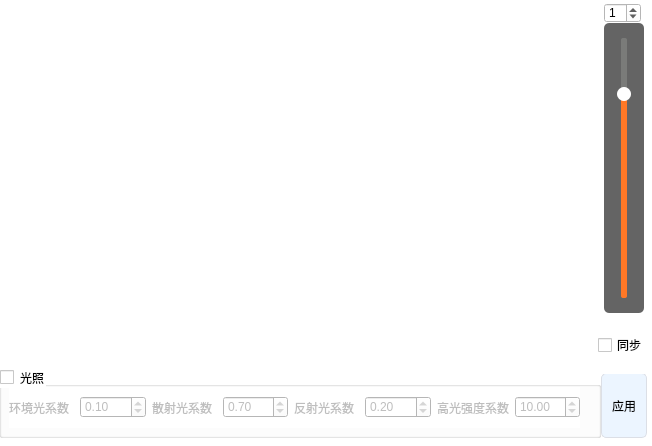
This is Tools/INimage3D/vtkcolorgradient.ui in zyq1569/HealthApp as Qt 5 draws it before an edit. The edited form follows.
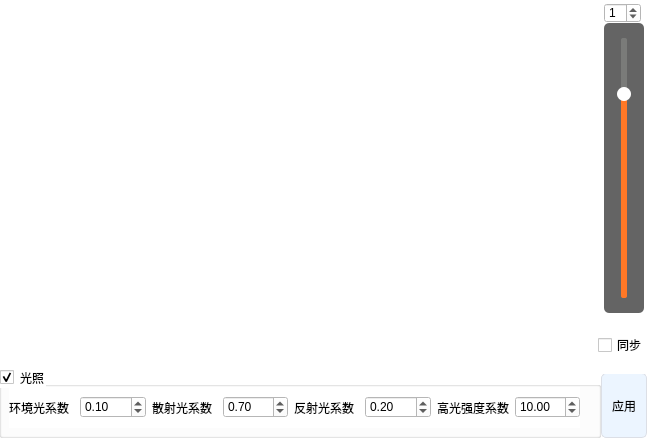
This is the edited form.

Commit message: fine-tune

```diff
--- a/Tools/INimage3D/vtkcolorgradient.ui
+++ b/Tools/INimage3D/vtkcolorgradient.ui
@@ -155,7 +155,7 @@
     <bool>true</bool>
    </property>
    <property name="checked">
-    <bool>false</bool>
+    <bool>true</bool>
    </property>
    <widget class="QWidget" name="layoutWidget">
     <property name="geometry">
```
Left out of the diff: 2 changed lines with no effect on the pictures.
